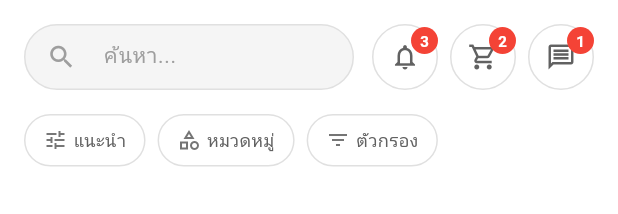
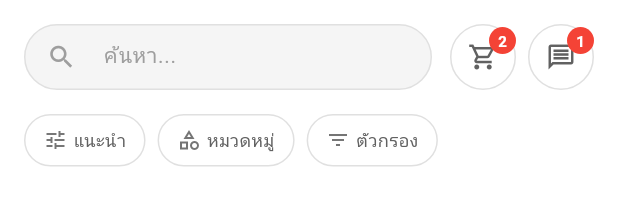
Before and after one commit to ARTTTT-TTTT/local-community-marketplace, a Flutter app: the DashboardHeader widget shown alone on an empty page, opened directly, on a phone screen of 412 x 824 dp. Shown: the top 214 px of the screen. Run offline on Flutter 3.47's test engine with Material 3 defaults, Android fonts, the phone set to English and light mode, and no system bars; our stand-ins replace firebase_auth, firebase_core, flutter_dotenv; accounts and stored records are empty; network calls fail.

Commit message:
feat: Remove notification button and associated functionality from dashboard header

```diff
--- a/lib/widgets/dashboard_header.dart
+++ b/lib/widgets/dashboard_header.dart
@@ -63,15 +63,6 @@ class DashboardHeader extends StatelessWidget {
                   ),
 
                   const SizedBox(width: 12),
-
-                  // Notification Button
-                  _buildActionButton(
-                    Icons.notifications_outlined,
-                    () => _onNotificationPressed(context),
-                    badgeCount: 3, // Example badge count
-                  ),
-
-                  const SizedBox(width: 8),
 
                   // Cart Button
                   _buildActionButton(
@@ -242,11 +233,6 @@ class DashboardHeader extends StatelessWidget {
     );
   }
 
-  void _onNotificationPressed(BuildContext context) {
-    // TODO: Navigate to notifications screen
-    print('Notification pressed');
-  }
-
   void _onCartPressed(BuildContext context) {
     // TODO: Navigate to cart screen
     print('Cart pressed');
```
